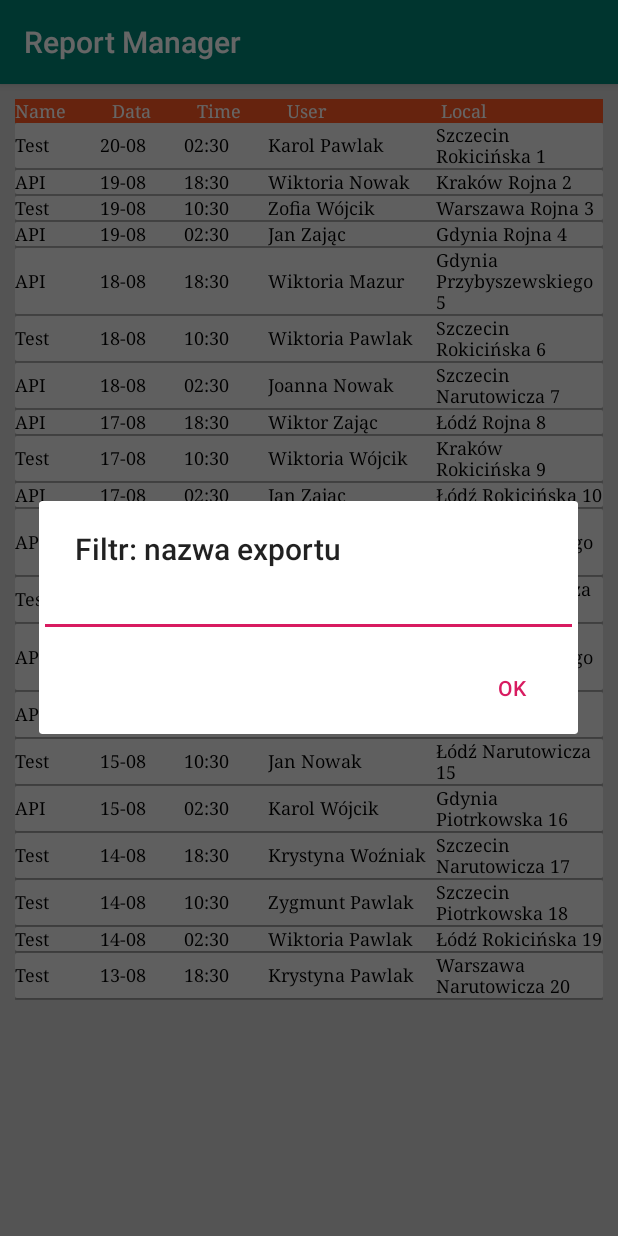
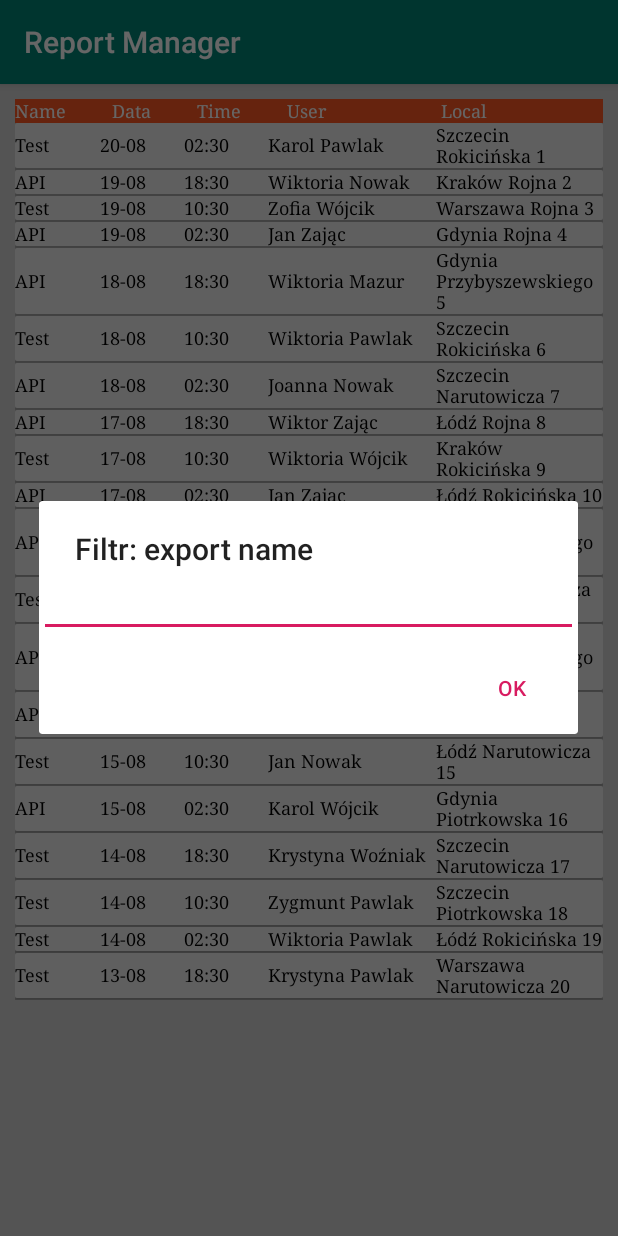
Before and after one commit to susnil/report-manager, an Android app: the screen it shows after launch (MainActivity), after a tap on "Name", on a phone screen of 412 x 824 dp. Run offline under Robolectric (Android 15) with nearby library versions, the phone set to English and light mode, and no system bars; our stand-ins replace Room's generated code.

```diff
--- a/app/src/main/java/com/susnil/reportmanager/service/model/RestrictionType.kt
+++ b/app/src/main/java/com/susnil/reportmanager/service/model/RestrictionType.kt
@@ -1,5 +1,11 @@
 package com.susnil.reportmanager.service.model
 
-enum class RestrictionType(val message: String) {
-    TEXT_EXPORT("nazwa exportu"), DATE("data"), TIME("czas"), TEXT_USER("użytkownik"), TEXT_LOCAL("lokal")
+import com.susnil.reportmanager.R
+
+enum class RestrictionType(val resId: Int) {
+    TEXT_EXPORT(R.string.export),
+    DATE(R.string.date),
+    TIME(R.string.time),
+    TEXT_USER(R.string.user),
+    TEXT_LOCAL(R.string.place)
 }
--- a/app/src/main/java/com/susnil/reportmanager/view/ui/MainActivity.kt
+++ b/app/src/main/java/com/susnil/reportmanager/view/ui/MainActivity.kt
@@ -8,6 +8,7 @@ import androidx.appcompat.app.AlertDialog
 import androidx.appcompat.app.AppCompatActivity
 import androidx.lifecycle.Observer
 import androidx.lifecycle.ViewModelProviders
+import androidx.recyclerview.widget.DividerItemDecoration
 import androidx.recyclerview.widget.LinearLayoutManager
 import androidx.recyclerview.widget.RecyclerView
 import com.susnil.reportmanager.R
@@ -19,9 +20,6 @@ import com.susnil.reportmanager.service.model.RestrictionType
 import com.susnil.reportmanager.view.adapter.ReportAdapter
 import com.susnil.reportmanager.viewmodel.ReportViewModel
 import java.util.*
-import androidx.recyclerview.widget.DividerItemDecoration
-
-
 
 
 class MainActivity : AppCompatActivity() {
@@ -86,7 +84,7 @@ class MainActivity : AppCompatActivity() {
                 builder.setView(input)
             }
             else -> {
-                builder.setTitle("Filtr: ${restrictionType.message}")
+                builder.setTitle("Filtr: " + getString(restrictionType.resId))
                 input = EditText(this)
                 input.inputType = InputType.TYPE_CLASS_TEXT
                 builder.setView(input)
@@ -105,7 +103,7 @@ class MainActivity : AppCompatActivity() {
 
             Toast.makeText(
                 applicationContext,
-                resources.getString(R.string.search_for, restrictionType.message),
+                resources.getString(R.string.search_for, getString(restrictionType.resId)),
                 Toast.LENGTH_SHORT
             ).show()
 
--- a/app/src/main/res/values/strings.xml
+++ b/app/src/main/res/values/strings.xml
@@ -6,4 +6,9 @@
     <string name="header_user">User</string>
     <string name="header_local">Local</string>
     <string name="search_for">Search for %s</string>
+    <string name="export">export name</string>
+    <string name="date">date</string>
+    <string name="time">time</string>
+    <string name="user">user</string>
+    <string name="place">place</string>
 </resources>
```
Also changed, not shown: 1 other file.
